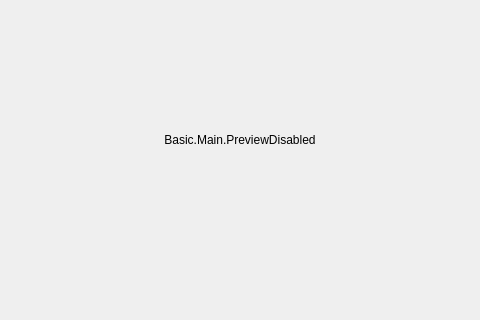
Above: UI/forms/OBSBasic.ui from gechangli/obs-studio before the change; both pictures show x 100 to 580 and y 120 to 440 of the 1440 by 820 pixel window. Below: the same form after it.
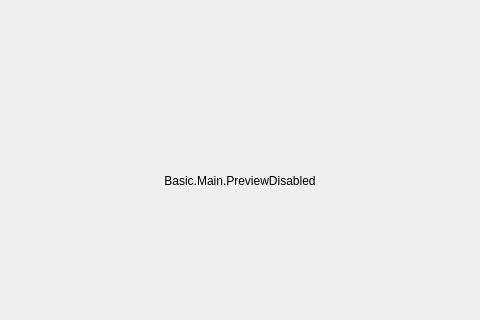
That is the form after the change. Icons and pictures are not drawn. Custom widgets are drawn as their Qt base class.

Commit message: add stacked widget to include live

Diff of the .ui file:
```diff
--- a/UI/forms/OBSBasic.ui
+++ b/UI/forms/OBSBasic.ui
@@ -35,9 +35,50 @@
   </property>
   <widget class="QWidget" name="centralwidget">
    <layout class="QVBoxLayout" name="verticalLayout">
+    <property name="leftMargin">
+     <number>0</number>
+    </property>
     <property name="topMargin">
-     <number>12</number>
+     <number>0</number>
     </property>
+    <property name="rightMargin">
+     <number>0</number>
+    </property>
+    <property name="bottomMargin">
+     <number>0</number>
+    </property>
+    <item>
+     <widget class="QWidget" name="tabBar" native="true">
+      <property name="sizePolicy">
+       <sizepolicy hsizetype="Expanding" vsizetype="Fixed">
+        <horstretch>0</horstretch>
+        <verstretch>0</verstretch>
+       </sizepolicy>
+      </property>
+      <property name="minimumSize">
+       <size>
+        <width>0</width>
+        <height>38</height>
+       </size>
+      </property>
+      <property name="maximumSize">
+       <size>
+        <width>16777215</width>
+        <height>38</height>
+       </size>
+      </property>
+     </widget>
+    </item>
+    <item>
+     <widget class="QStackedWidget" name="stackedWidget">
+      <property name="sizePolicy">
+       <sizepolicy hsizetype="Expanding" vsizetype="Expanding">
+        <horstretch>0</horstretch>
+        <verstretch>0</verstretch>
+       </sizepolicy>
+      </property>
+      <widget class="QWidget" name="livePage">
+       <layout class="QVBoxLayout" name="verticalLayout_8">
     <item>
      <layout class="QHBoxLayout" name="horizontalLayout_2">
       <item>
@@ -103,6 +144,12 @@
        </layout>
       </item>
      </layout>
+        </item>
+       </layout>
+      </widget>
+      <widget class="QWidget" name="consortiaPage"/>
+      <widget class="QWidget" name="earnPage"/>
+     </widget>
     </item>
    </layout>
   </widget>
```
Lines whose indentation alone changed are shown as unchanged. The commit also changes 2 other files.
